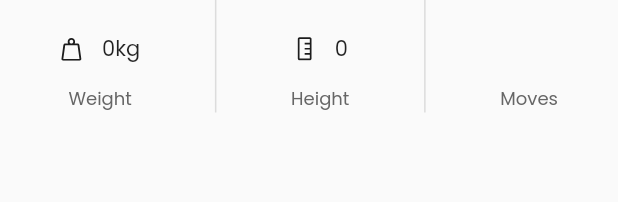
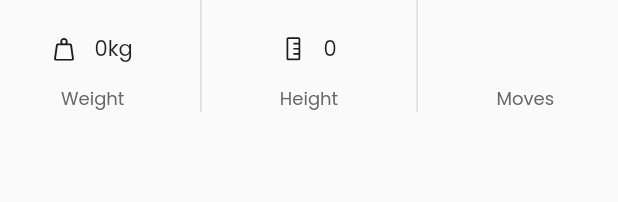
Before and after one commit to E-Franco/pokedex, a Flutter app: the DetailsInfoComponent widget shown alone on an empty page, opened directly with empty values, on a phone screen of 412 x 824 dp. Shown: the top 202 px of the screen. Run offline on Flutter 3.47's test engine with Material 2 defaults, Android fonts, the phone set to English and light mode, and no system bars; our stand-ins replace cached_network_image, dartz, equatable, flutter_svg, get_it, google_fonts; network calls fail.

Commit message:
fix - Details page adjustments

```diff
--- a/lib/features/presentation/pages/details/components/details_info/details_info_component.dart
+++ b/lib/features/presentation/pages/details/components/details_info/details_info_component.dart
@@ -1,8 +1,9 @@
 import 'package:flutter/material.dart';
 import 'package:flutter_svg/flutter_svg.dart';
-import 'package:pokedex/common/core/extensions/extensions.dart';
 
 import '../../../../../../common/core/contants/constants.dart';
+import '../../../../../../common/core/extensions/extensions.dart';
+import '../../../../../../common/domain/entities/ability.dart';
 import '../../../../../../common/domain/entities/pokemon.dart';
 import 'details_info_item.dart';
 
@@ -18,13 +19,14 @@ class DetailsInfoComponent extends StatelessWidget {
   Widget build(BuildContext context) {
     return Container(
       height: 75,
-      margin: const EdgeInsets.symmetric(horizontal: 20),
+      margin: const EdgeInsets.symmetric(horizontal: 0),
       child: Row(
         mainAxisAlignment: MainAxisAlignment.spaceBetween,
         children: [
           DetailsInfoItem(
             info: Labels.weight,
             content: Row(
+              mainAxisAlignment: MainAxisAlignment.center,
               children: [
                 SvgPicture.asset(
                   AppIcons.weight,
@@ -43,6 +45,7 @@ class DetailsInfoComponent extends StatelessWidget {
           DetailsInfoItem(
             info: Labels.height,
             content: Row(
+              mainAxisAlignment: MainAxisAlignment.center,
               children: [
                 SvgPicture.asset(
                   AppIcons.height,
@@ -61,11 +64,30 @@ class DetailsInfoComponent extends StatelessWidget {
           DetailsInfoItem(
             info: Labels.moves,
             content: Column(
-              children: pokemon.abilities.map((e) => Text(e.name.capitalize())).toList(),
+              mainAxisAlignment: MainAxisAlignment.center,
+              children: moves()
+                  .map((e) => Text(
+                        e.name.capitalize(),
+                        maxLines: 1,
+                        overflow: TextOverflow.ellipsis,
+                      ))
+                  .toList(),
             ),
           ),
         ],
       ),
     );
   }
+
+  List<AbilityEntity> moves() {
+    // Function to display only 2 moves from pokémon
+    List<AbilityEntity> moves = [];
+    if (pokemon.abilities.length > 2) {
+      moves = pokemon.abilities.sublist(0, 2);
+    } else {
+      moves = pokemon.abilities;
+    }
+
+    return moves;
+  }
 }
--- a/lib/features/presentation/pages/details/components/details_info/details_info_item.dart
+++ b/lib/features/presentation/pages/details/components/details_info/details_info_item.dart
@@ -1,5 +1,6 @@
 import 'package:flutter/material.dart';
-import 'package:pokedex/common/core/contants/constants.dart';
+
+import '../../../../../../common/core/contants/constants.dart';
 
 class DetailsInfoItem extends StatelessWidget {
   const DetailsInfoItem({
@@ -13,8 +14,8 @@ class DetailsInfoItem extends StatelessWidget {
 
   @override
   Widget build(BuildContext context) {
-    return Padding(
-      padding: const EdgeInsets.symmetric(horizontal: 20),
+    return SizedBox(
+      width: MediaQuery.of(context).size.width * 0.30,
       child: Column(
         crossAxisAlignment: CrossAxisAlignment.center,
         mainAxisAlignment: MainAxisAlignment.end,
```
